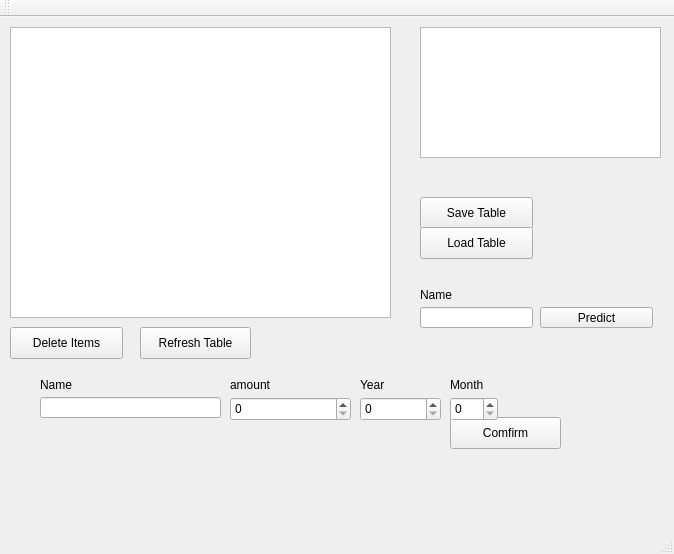
First picture: the form in mainwindow.ui, repository Kiyotaka86/finalproject, before the edit.
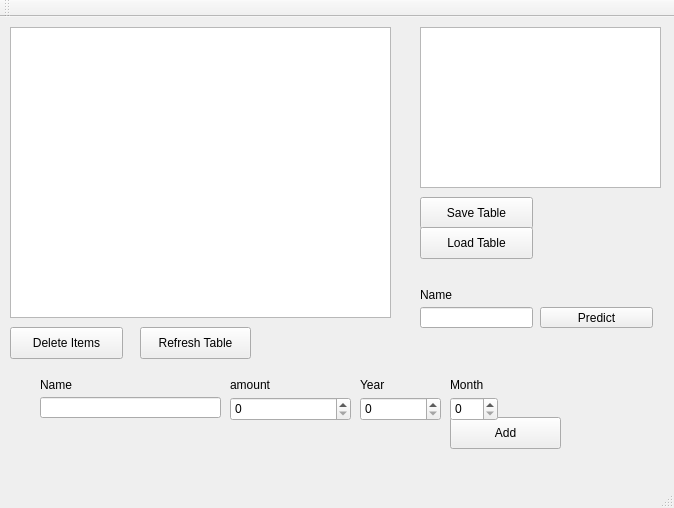
Second picture: the form after the edit.

```diff
--- a/mainwindow.ui
+++ b/mainwindow.ui
@@ -7,9 +7,14 @@
     <x>0</x>
     <y>0</y>
     <width>674</width>
-    <height>554</height>
+    <height>508</height>
    </rect>
   </property>
+  <property name="font">
+   <font>
+    <family>Helvetica</family>
+   </font>
+  </property>
   <property name="windowTitle">
    <string>MainWindow</string>
   </property>
@@ -56,7 +61,7 @@
      </rect>
     </property>
     <property name="text">
-     <string>Comfirm</string>
+     <string>Add</string>
     </property>
    </widget>
    <widget class="QSpinBox" name="month">
@@ -114,7 +119,7 @@
       <x>420</x>
       <y>10</y>
       <width>241</width>
-      <height>131</height>
+      <height>161</height>
      </rect>
     </property>
    </widget>
```
Left out of the diff: 9 changed lines with no effect on the pictures.
